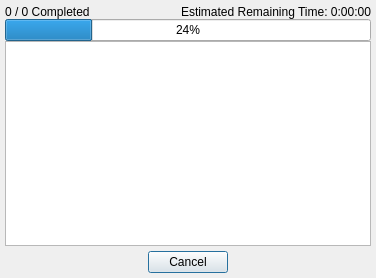
Above: progressdialog.ui from js-lm/Simple-Word-Replacer before the change. Below: the same form after it.
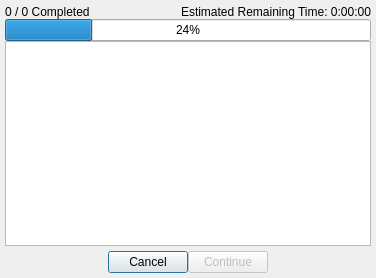
That is the form after the change.

```diff
--- a/progressdialog.ui
+++ b/progressdialog.ui
@@ -99,6 +99,16 @@
        </property>
       </widget>
      </item>
+     <item>
+      <widget class="QPushButton" name="nextButton">
+       <property name="enabled">
+        <bool>false</bool>
+       </property>
+       <property name="text">
+        <string>Continue</string>
+       </property>
+      </widget>
+     </item>
      <item>
       <spacer name="cancelRightLabel">
        <property name="orientation">
```
